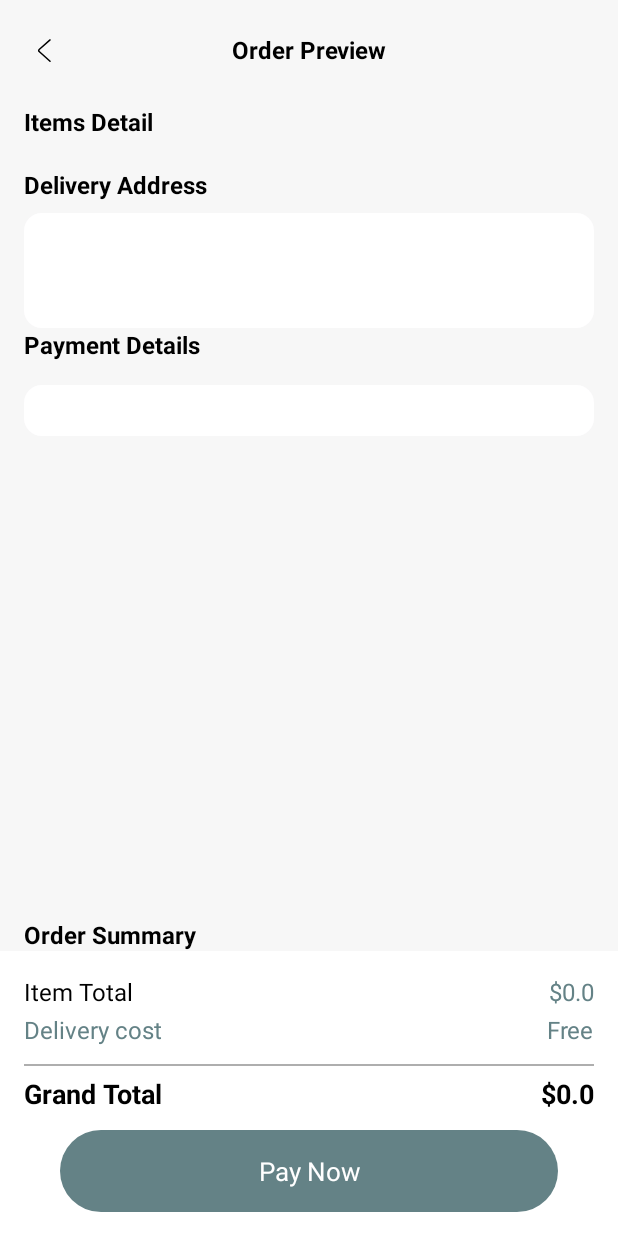
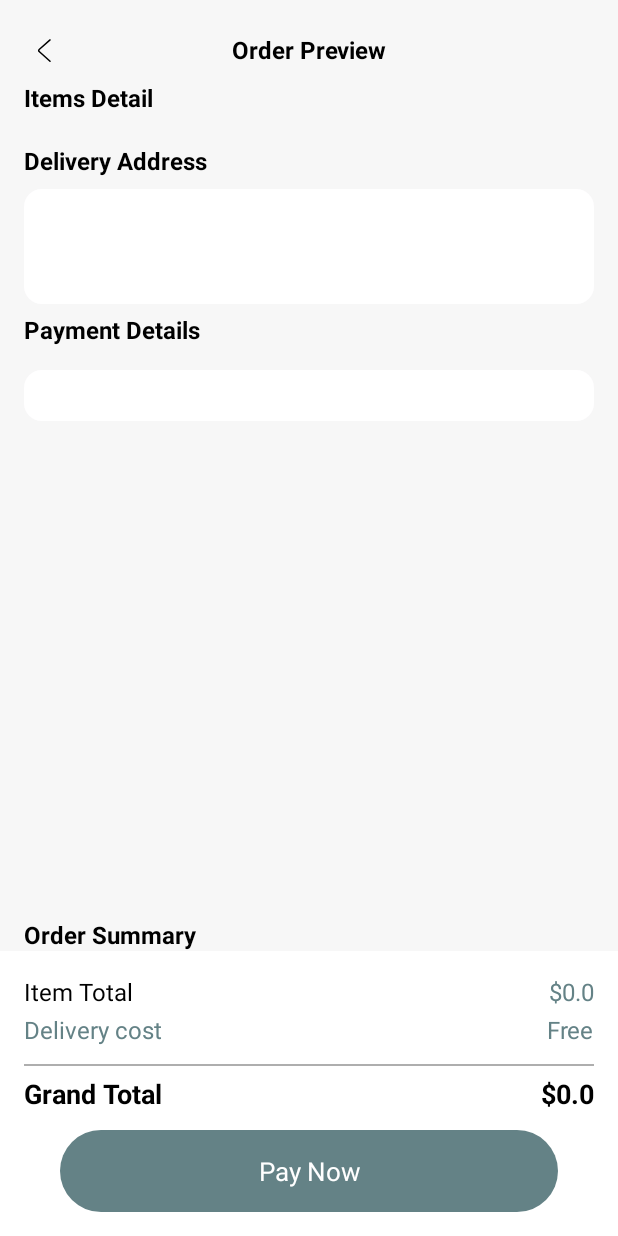
Before and after one commit to NguyenMinhVu2607/StoreFashion, an Android app: the OrderPreviewActivity screen opened directly, with no data from a screen before it, on a phone screen of 412 x 824 dp. Run offline under Robolectric (Android 15) with nearby library versions, the phone set to English and light mode, and no system bars; our stand-ins replace Firebase (no records; nobody signed in at launch, a user with empty details on screens opened directly); pictures from the network do not load; 5 statements that could not run were skipped.

Commit message:
Add code

```diff
--- a/app/build.gradle
+++ b/app/build.gradle
@@ -19,7 +19,8 @@ android {
 
     buildTypes {
         release {
-            minifyEnabled false
+            minifyEnabled true
+            shrinkResources true
             proguardFiles getDefaultProguardFile('proguard-android-optimize.txt'), 'proguard-rules.pro'
         }
     }
--- a/app/src/main/java/com/actvn/at170557/storefashion/ui/detailproduct/DetailProductActivity.java
+++ b/app/src/main/java/com/actvn/at170557/storefashion/ui/detailproduct/DetailProductActivity.java
@@ -201,7 +201,6 @@ public class DetailProductActivity extends AppCompatActivity {
         });
     }
 
-    // Add product to cart
     private void addToCart(String productId, String productName, String productSize, double productPrice, int quantity, String imageUrl) {
         FirebaseFirestore db = FirebaseFirestore.getInstance();
         DocumentReference cartRef = db.collection("Cart").document(userId);
--- a/app/src/main/java/com/actvn/at170557/storefashion/ui/main/home/model/ProductItem.java
+++ b/app/src/main/java/com/actvn/at170557/storefashion/ui/main/home/model/ProductItem.java
@@ -8,7 +8,7 @@ public class ProductItem {
     private String description;
     private String desciption;
     private String name;
-    private String price;
+    private double price;
     private String cate;
     private String linkImg;
 
@@ -67,11 +67,11 @@ public class ProductItem {
         this.name = name;
     }
 
-    public String getPrice() {
+    public double getPrice() {
         return price;
     }
 
-    public void setPrice(String price) {
+    public void setPrice(double price) {
         this.price = price;
     }
 
--- a/app/src/main/java/com/actvn/at170557/storefashion/ui/order/orderPreview/OrderPreviewActivity.java
+++ b/app/src/main/java/com/actvn/at170557/storefashion/ui/order/orderPreview/OrderPreviewActivity.java
@@ -72,7 +72,7 @@ public class OrderPreviewActivity extends AppCompatActivity {
         // Thiết lập RecyclerView để hiển thị các sản phẩm đã chọn
         RecyclerView recyclerView = findViewById(R.id.recyclerViewSelectedItems);
         recyclerView.setLayoutManager(new LinearLayoutManager(this));
-        CartItemAdapter adapter = new CartItemAdapter(selectedItems);
+        CartItemAdapter adapter = new CartItemAdapter(selectedItems,this);
         recyclerView.setAdapter(adapter);
 
         // Tính tổng tiền
--- a/app/src/main/res/layout/activity_order_preview.xml
+++ b/app/src/main/res/layout/activity_order_preview.xml
@@ -5,9 +5,7 @@
     android:layout_width="match_parent"
     android:layout_height="match_parent"
     android:background="@color/colorBG"
-
     tools:context=".ui.order.orderPreview.OrderPreviewActivity">
-
     <ImageView
         android:id="@+id/img_back"
         android:layout_width="42dp"
@@ -19,11 +17,8 @@
         android:src="@drawable/ic_back"
         app:layout_constraintStart_toStartOf="parent"
         app:layout_constraintTop_toTopOf="parent" />
-
-
     <TextView
         android:id="@+id/textView6666"
-
         android:layout_width="wrap_content"
         android:layout_height="wrap_content"
         android:text="Order Preview"
@@ -34,10 +29,18 @@
         app:layout_constraintEnd_toEndOf="parent"
         app:layout_constraintStart_toStartOf="parent"
         app:layout_constraintTop_toTopOf="@+id/img_back" />
+    <androidx.core.widget.NestedScrollView
+        android:layout_width="match_parent"
+        android:layout_height="00dp"
+        android:layout_marginTop="10dp"
+        app:layout_constraintBottom_toTopOf="@+id/textView"
+        app:layout_constraintTop_toBottomOf="@+id/textView6666">
 
+        <androidx.constraintlayout.widget.ConstraintLayout
+            android:layout_width="match_parent"
+            android:layout_height="wrap_content">
             <TextView
                 android:id="@+id/textView_edit_address"
-
                 android:layout_width="match_parent"
                 android:layout_height="wrap_content"
                 android:layout_marginHorizontal="16dp"
@@ -46,7 +49,6 @@
                 android:textColor="@color/black"
                 android:textSize="16dp"
                 android:textStyle="bold"
-        app:layout_constraintTop_toBottomOf="@+id/img_back"
                 tools:layout_editor_absoluteX="16dp" />
 
             <androidx.recyclerview.widget.RecyclerView
@@ -58,7 +60,6 @@
                 tools:layout_editor_absoluteX="0dp" />
 
             <TextView
-
                 android:id="@+id/textView5"
                 android:layout_width="match_parent"
                 android:layout_height="wrap_content"
@@ -68,8 +69,9 @@
                 android:textColor="@color/black"
                 android:textSize="16dp"
                 android:textStyle="bold"
-        app:layout_constraintTop_toBottomOf="@+id/recyclerViewSelectedItems"
-        tools:layout_editor_absoluteX="16dp" />
+                app:layout_constraintEnd_toEndOf="parent"
+                app:layout_constraintStart_toStartOf="parent"
+                app:layout_constraintTop_toBottomOf="@+id/recyclerViewSelectedItems" />
 
             <com.google.android.material.card.MaterialCardView
                 android:id="@+id/materialCardView2"
@@ -82,6 +84,7 @@
                 app:layout_constraintTop_toBottomOf="@+id/textView5"
                 app:strokeWidth="0dp"
                 tools:layout_editor_absoluteX="16dp">
+
                 <androidx.constraintlayout.widget.ConstraintLayout
                     android:id="@+id/layout_address"
                     android:layout_width="match_parent"
@@ -94,12 +97,10 @@
 
 
                     <TextView
-
                         android:id="@+id/tvAddressName"
                         android:layout_width="0dp"
                         android:layout_height="wrap_content"
                         android:layout_marginHorizontal="16dp"
-
                         android:text="Home"
                         android:textColor="@color/black"
                         android:textSize="16dp"
@@ -107,23 +108,21 @@
 
                     <TextView
                         android:id="@+id/tvFullAddress"
-
                         android:layout_width="0dp"
                         android:layout_height="wrap_content"
                         android:layout_marginHorizontal="16dp"
                         android:text="X.Xuân Lam ,H.Nghi Xuân ,Hà Tĩnh"
-
                         android:textColor="@color/color_neutral02"
                         android:textSize="15dp"
                         android:textStyle="normal"
                         app:layout_constraintTop_toBottomOf="@+id/tvAddressName" />
+
                     <TextView
                         android:id="@+id/tvFullSDT"
                         android:layout_width="0dp"
                         android:layout_height="wrap_content"
                         android:layout_marginHorizontal="16dp"
                         android:text="000000"
-
                         android:textColor="@color/color_neutral02"
                         android:textSize="15dp"
                         android:textStyle="normal"
@@ -132,12 +131,12 @@
             </com.google.android.material.card.MaterialCardView>
 
             <TextView
-
                 android:id="@+id/textView6"
                 android:layout_width="match_parent"
                 android:layout_height="wrap_content"
                 android:layout_marginHorizontal="16dp"
                 android:text="Payment Details"
+                android:layout_marginTop="6dp"
                 android:textColor="@color/black"
                 android:textSize="16dp"
                 android:textStyle="bold"
@@ -160,14 +159,10 @@
                     android:layout_width="match_parent"
                     android:layout_height="wrap_content"
                     android:background="@color/white"
-
                     android:paddingHorizontal="16dp"
                     android:paddingVertical="6dp"
                     app:layout_constraintTop_toBottomOf="@+id/textView5"
                     tools:layout_editor_absoluteX="0dp">
-
-
-
                     <TextView
 
                         android:id="@+id/tvPaymentType"
@@ -179,7 +174,6 @@
                         android:textColor="@color/black"
                         android:textSize="16dp"
                         android:textStyle="bold"
-                app:layout_constraintStart_toEndOf="@+id/imageView5"
                         app:layout_constraintTop_toTopOf="parent" />
 
                     <!--            <TextView-->
@@ -198,6 +192,7 @@
                     <!--                app:layout_constraintTop_toBottomOf="@+id/name_card" />-->
                 </androidx.constraintlayout.widget.ConstraintLayout>
             </com.google.android.material.card.MaterialCardView>
+
             <com.google.android.material.card.MaterialCardView
                 android:id="@+id/materialCardView1"
                 android:layout_width="match_parent"
@@ -265,8 +260,13 @@
             </com.google.android.material.card.MaterialCardView>
 
 
+        </androidx.constraintlayout.widget.ConstraintLayout>
+
+    </androidx.core.widget.NestedScrollView>
+
     <TextView
 
+        android:id="@+id/textView"
         android:layout_width="match_parent"
         android:layout_height="wrap_content"
         android:layout_marginHorizontal="16dp"
@@ -323,7 +323,6 @@
 
             <TextView
                 android:id="@+id/shipping_fee"
-
                 android:layout_width="wrap_content"
                 android:layout_height="wrap_content"
                 android:text="Free"
@@ -341,7 +340,6 @@
         <androidx.constraintlayout.widget.ConstraintLayout
             android:layout_width="match_parent"
             android:layout_height="wrap_content"
-
             android:layout_marginTop="6dp">
 
             <TextView
@@ -357,7 +355,6 @@
 
             <TextView
                 android:id="@+id/tv_grand_total"
-
                 android:layout_width="wrap_content"
                 android:layout_height="wrap_content"
                 android:text="$0"
--- a/app/src/main/res/layout/fragment_home.xml
+++ b/app/src/main/res/layout/fragment_home.xml
@@ -68,7 +68,7 @@
 
                 app:layout_constraintEnd_toEndOf="parent"
                 app:layout_constraintStart_toStartOf="parent"
-                app:layout_constraintTop_toBottomOf="@+id/constraintLayout">
+                >
 
                 <TextView
                     android:id="@+id/searchView"
--- a/gradle.properties
+++ b/gradle.properties
@@ -19,3 +19,4 @@ android.useAndroidX=true
 # resources declared in the library itself and none from the library's dependencies,
 # thereby reducing the size of the R class for that library
 android.nonTransitiveRClass=true
+android.enableR8=true
```
Also changed, not shown: app/src/main/java/com/actvn/at170557/storefashion/ui/order/CartItemAdapter.java (+35 -3 lines), app/src/main/java/com/actvn/at170557/storefashion/ui/search/Product.java (+5 -5 lines), app/src/main/res/layout/bottom_sheet_filter.xml (+11 -12 lines), 1 other file. Lines whose indentation alone changed are shown as unchanged.
